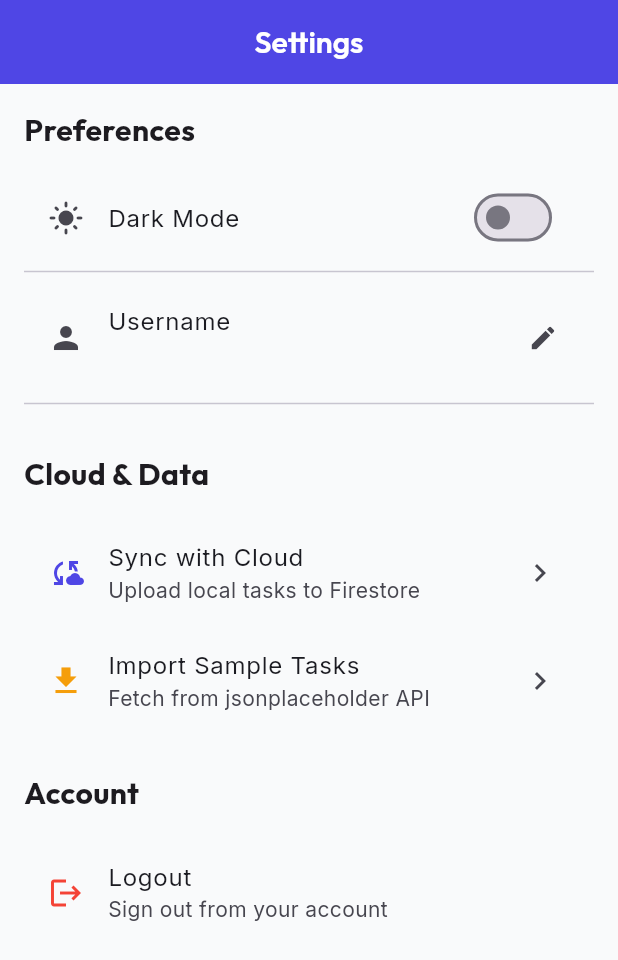
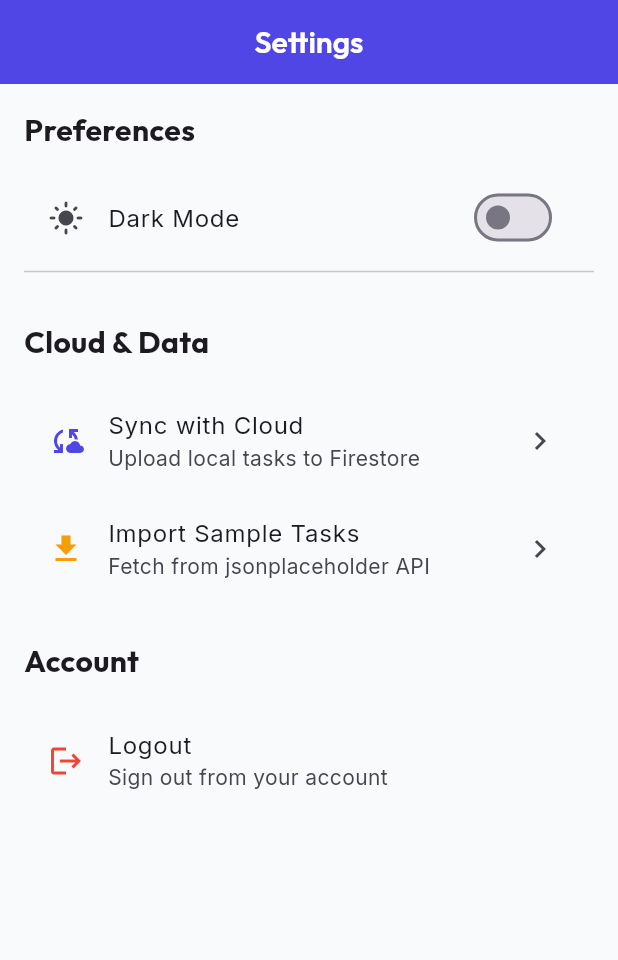
Before and after one commit to sweezyxxx/Taskly, a Flutter app: the SettingsScreen screen opened by its route, on a phone screen of 412 x 824 dp. Shown: the top 960 px of the screen. Run offline on Flutter 3.47's test engine with Material 3 defaults, Android fonts, the phone set to English and light mode, and no system bars; our stand-ins replace cloud_firestore, dio, drift, equatable, firebase_auth, firebase_core and 8 more; accounts and stored records are empty; generated files the repository leaves out were written again; network calls fail.

Commit message:
refactor: remove username logic and change icon color

```diff
--- a/lib/data/repositories/settings_repository_impl.dart
+++ b/lib/data/repositories/settings_repository_impl.dart
@@ -12,9 +12,4 @@ class SettingsRepositoryImpl implements SettingsRepository {
   @override
   Future<void> setDarkMode(bool isDark) => localDs.setThemeMode(isDark);
 
-  @override
-  Future<String> getUsername() => localDs.getUsername();
-
-  @override
-  Future<void> setUsername(String username) => localDs.setUsername(username);
 }
--- a/lib/domain/repositories/settings_repository.dart
+++ b/lib/domain/repositories/settings_repository.dart
@@ -1,6 +1,4 @@
 abstract class SettingsRepository {
   Future<bool> isDarkMode();
   Future<void> setDarkMode(bool isDark);
-  Future<String> getUsername();
-  Future<void> setUsername(String username);
 }
--- a/lib/presentation/blocs/settings_bloc.dart
+++ b/lib/presentation/blocs/settings_bloc.dart
@@ -13,12 +13,6 @@ class LoadSettings extends SettingsEvent {}
 
 class ToggleTheme extends SettingsEvent {}
 
-class UpdateUsername extends SettingsEvent {
-  final String username;
-  const UpdateUsername(this.username);
-  @override List<Object?> get props => [username];
-}
-
 class SyncData extends SettingsEvent {}
 
 class ImportData extends SettingsEvent {}
@@ -26,14 +20,12 @@ class ImportData extends SettingsEvent {}
 // --- States ---
 class SettingsState extends Equatable {
   final bool isDarkMode;
-  final String username;
   final bool isSyncingCloud;
   final bool isImportingData;
   final String? message;
 
   const SettingsState({
     required this.isDarkMode,
-    required this.username,
     this.isSyncingCloud = false,
     this.isImportingData = false,
     this.message,
@@ -41,21 +33,19 @@ class SettingsState extends Equatable {
 
   SettingsState copyWith({
     bool? isDarkMode,
-    String? username,
     bool? isSyncingCloud,
     bool? isImportingData,
     String? message,
   }) {
     return SettingsState(
       isDarkMode: isDarkMode ?? this.isDarkMode,
-      username: username ?? this.username,
       isSyncingCloud: isSyncingCloud ?? this.isSyncingCloud,
       isImportingData: isImportingData ?? this.isImportingData,
       message: message, // Allow null override
     );
   }
 
-  @override List<Object?> get props => [isDarkMode, username, isSyncingCloud, isImportingData, message];
+  @override List<Object?> get props => [isDarkMode, isSyncingCloud, isImportingData, message];
 }
 
 // --- BLoC ---
@@ -68,18 +58,16 @@ class SettingsBloc extends Bloc<SettingsEvent, SettingsState> {
     required this.settingsRepo,
     required this.syncUseCase,
     required this.importUseCase,
-  }) : super(const SettingsState(isDarkMode: false, username: 'User')) {
+  }) : super(const SettingsState(isDarkMode: false)) {
     on<LoadSettings>(_onLoad);
     on<ToggleTheme>(_onToggleTheme);
-    on<UpdateUsername>(_onUpdateUsername);
     on<SyncData>(_onSyncData);
     on<ImportData>(_onImportData);
   }
 
   Future<void> _onLoad(LoadSettings event, Emitter<SettingsState> emit) async {
     final isDark = await settingsRepo.isDarkMode();
-    final name = await settingsRepo.getUsername();
-    emit(state.copyWith(isDarkMode: isDark, username: name));
+    emit(state.copyWith(isDarkMode: isDark));
   }
 
   Future<void> _onToggleTheme(ToggleTheme event, Emitter<SettingsState> emit) async {
@@ -88,10 +76,6 @@ class SettingsBloc extends Bloc<SettingsEvent, SettingsState> {
     emit(state.copyWith(isDarkMode: newMode));
   }
 
-  Future<void> _onUpdateUsername(UpdateUsername event, Emitter<SettingsState> emit) async {
-    await settingsRepo.setUsername(event.username);
-    emit(state.copyWith(username: event.username));
-  }
 
   Future<void> _onSyncData(SyncData event, Emitter<SettingsState> emit) async {
     emit(state.copyWith(isSyncingCloud: true, message: null));
--- a/lib/presentation/screens/home_screen.dart
+++ b/lib/presentation/screens/home_screen.dart
@@ -18,12 +18,7 @@ class HomeScreen extends StatelessWidget {
   Widget build(BuildContext context) {
     return Scaffold(
       appBar: AppBar(
-        title: BlocSelector<SettingsBloc, SettingsState, String>(
-          selector: (state) => state.username,
-          builder: (context, username) {
-            return Text('Hello, $username');
-          },
-        ),
+        title: const Text('Tasks'),
         actions: [
           IconButton(
             icon: const Icon(Icons.bar_chart),
--- a/lib/presentation/screens/settings_screen.dart
+++ b/lib/presentation/screens/settings_screen.dart
@@ -41,14 +41,6 @@ class SettingsScreen extends StatelessWidget {
               ),
               const Divider(),
 
-              ListTile(
-                leading: const Icon(Icons.person),
-                title: const Text('Username'),
-                subtitle: Text(state.username),
-                trailing: const Icon(Icons.edit, size: 20),
-                onTap: () => _showUsernameDialog(context, state.username),
-              ),
-              const Divider(),
 
               const SizedBox(height: 24),
               Text('Cloud & Data', style: GoogleFonts.outfit(fontSize: 20, fontWeight: FontWeight.bold)),
@@ -96,30 +88,6 @@ class SettingsScreen extends StatelessWidget {
     );
   }
 
-  void _showUsernameDialog(BuildContext context, String currentName) {
-    final controller = TextEditingController(text: currentName);
-    showDialog(
-      context: context,
-      builder: (ctx) => AlertDialog(
-        title: const Text('Update Username'),
-        content: TextField(
-          controller: controller,
-          decoration: const InputDecoration(labelText: 'Username'),
-        ),
-        actions: [
-          TextButton(onPressed: () => Navigator.pop(ctx), child: const Text('Cancel')),
-          ElevatedButton(
-            onPressed: () {
-              context.read<SettingsBloc>().add(UpdateUsername(controller.text));
-              Navigator.pop(ctx);
-            },
-            child: const Text('Save'),
-          ),
-        ],
-      ),
-    );
-  }
-
   void logout() async {
     // Clear local data before logging out so new user starts with empty/own DB
     await getIt<TaskRepository>().clearLocalData();
```
Also changed, not shown: lib/data/datasources/local/prefs_local_ds.dart (+0 -12 lines), assets/icon/app_icon.png, assets/splash/splash_logo.png, 31 other files.
